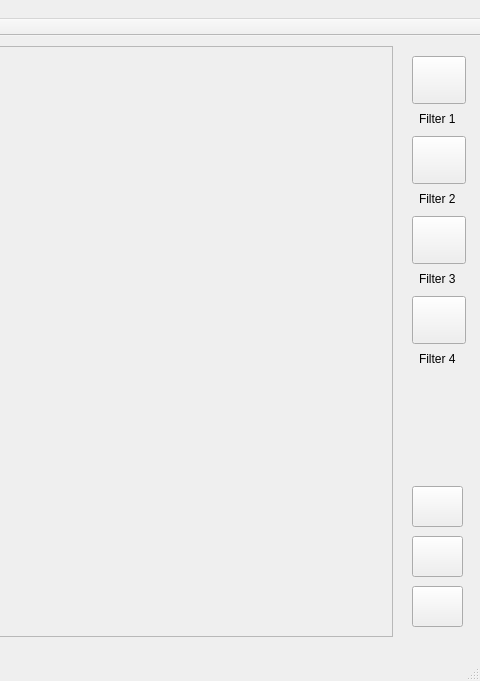
The window that ImageEditorFrontend/Views/MainWindow.ui (xbognar/ImageEditorFrontend) describes before a commit, drawn with Qt 5; both pictures show x 688 to 1168 and y 0 to 681 of the 1168 by 681 pixel window.
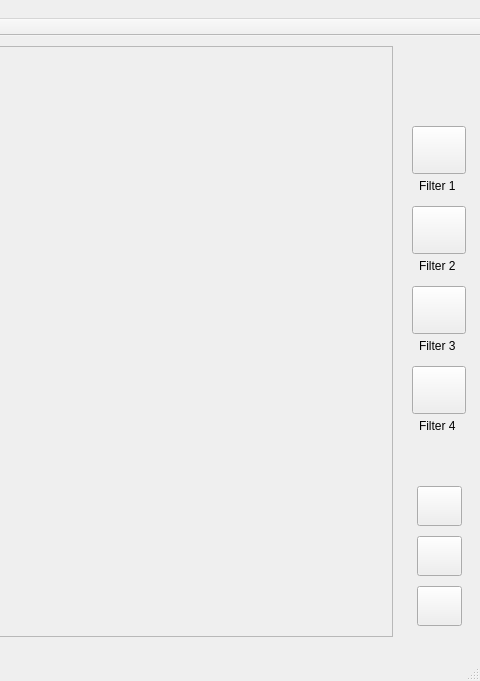
The same window after the commit.

Commit message: Adding design elements to the ui

```diff
--- a/ImageEditorFrontend/Views/MainWindow.ui
+++ b/ImageEditorFrontend/Views/MainWindow.ui
@@ -122,7 +122,7 @@
     <property name="geometry">
      <rect>
       <x>1100</x>
-      <y>20</y>
+      <y>90</y>
       <width>54</width>
       <height>48</height>
      </rect>
@@ -135,7 +135,7 @@
     <property name="geometry">
      <rect>
       <x>1107</x>
-      <y>75</y>
+      <y>142</y>
       <width>41</width>
       <height>16</height>
      </rect>
@@ -148,7 +148,7 @@
     <property name="geometry">
      <rect>
       <x>1107</x>
-      <y>155</y>
+      <y>222</y>
       <width>41</width>
       <height>16</height>
      </rect>
@@ -161,7 +161,7 @@
     <property name="geometry">
      <rect>
       <x>1100</x>
-      <y>100</y>
+      <y>170</y>
       <width>54</width>
       <height>48</height>
      </rect>
@@ -174,7 +174,7 @@
     <property name="geometry">
      <rect>
       <x>1107</x>
-      <y>235</y>
+      <y>302</y>
       <width>41</width>
       <height>16</height>
      </rect>
@@ -187,7 +187,7 @@
     <property name="geometry">
      <rect>
       <x>1100</x>
-      <y>180</y>
+      <y>250</y>
       <width>54</width>
       <height>48</height>
      </rect>
@@ -200,7 +200,7 @@
     <property name="geometry">
      <rect>
       <x>1107</x>
-      <y>315</y>
+      <y>382</y>
       <width>41</width>
       <height>16</height>
      </rect>
@@ -213,7 +213,7 @@
     <property name="geometry">
      <rect>
       <x>1100</x>
-      <y>260</y>
+      <y>330</y>
       <width>54</width>
       <height>48</height>
      </rect>
@@ -225,10 +225,10 @@
    <widget class="QPushButton" name="redRGBButton">
     <property name="geometry">
      <rect>
-      <x>1100</x>
+      <x>1105</x>
       <y>450</y>
-      <width>51</width>
-      <height>41</height>
+      <width>45</width>
+      <height>40</height>
      </rect>
     </property>
     <property name="text">
@@ -238,10 +238,10 @@
    <widget class="QPushButton" name="blueRGBButton">
     <property name="geometry">
      <rect>
-      <x>1100</x>
+      <x>1105</x>
       <y>500</y>
-      <width>51</width>
-      <height>41</height>
+      <width>45</width>
+      <height>40</height>
      </rect>
     </property>
     <property name="text">
@@ -251,10 +251,10 @@
    <widget class="QPushButton" name="greenRGBButton">
     <property name="geometry">
      <rect>
-      <x>1100</x>
+      <x>1105</x>
       <y>550</y>
-      <width>51</width>
-      <height>41</height>
+      <width>45</width>
+      <height>40</height>
      </rect>
     </property>
     <property name="text">
```
The commit also changes 5 other files.
